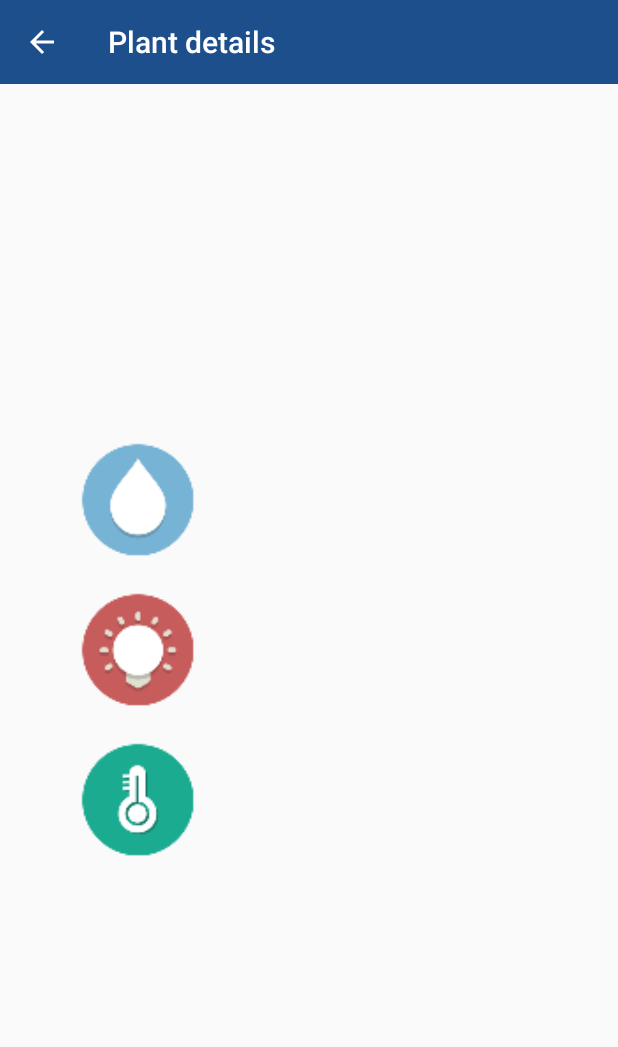
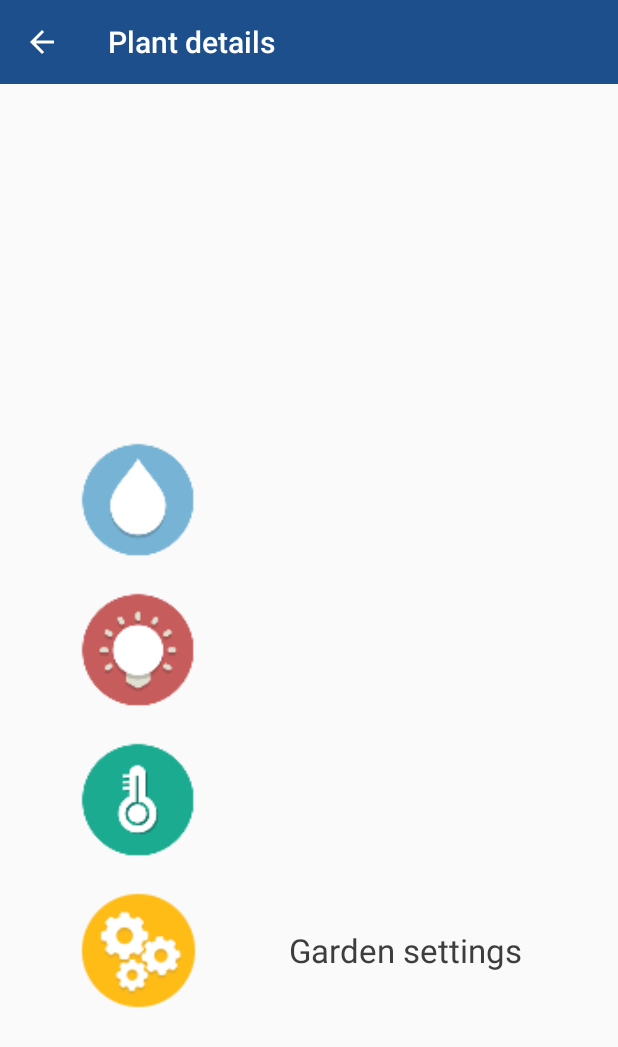
Before and after one commit to nperic1/Botanico, an Android app: the screen it shows after launch (MainActivity), after a tap on "Tulips", on a phone screen of 412 x 824 dp. Shown: the top 1047 px of the screen. Run offline under Robolectric (Android 15) with nearby library versions, the phone set to English and light mode, and no system bars; our stand-ins replace ButterKnife, Firebase (no records; nobody signed in at launch, a user with empty details on screens opened directly), Picasso; 3 statements that could not run were skipped.

Commit message:
Kreiraj i dodaj ikonu za postavke vrta te omogući scrolanje na ekranu prikaza vrta
Na plant_details fragment je dodana ikona za postavke vrta te je omogućeno scrolanje

```diff
--- a/app/src/main/res/layout/plant_details_fragment.xml
+++ b/app/src/main/res/layout/plant_details_fragment.xml
@@ -18,6 +18,15 @@
             android:padding="10dp"
             android:orientation="vertical">
 
+
+            <ScrollView
+                android:layout_width="match_parent"
+                android:layout_height="match_parent">
+
+                <LinearLayout
+                    android:layout_width="match_parent"
+                    android:layout_height="wrap_content"
+                    android:orientation="vertical">
 
                     <ImageView
                         android:layout_width="fill_parent"
@@ -53,8 +62,6 @@
                             android:gravity="center"
                             style="@style/GardenViewDataText"
                             />
-
-
                     </LinearLayout>
 
                     <LinearLayout
@@ -83,7 +90,6 @@
                             style="@style/GardenViewDataText"
                             />
 
-
                     </LinearLayout>
 
                     <LinearLayout
@@ -111,8 +117,38 @@
                             android:gravity="center"
                             style="@style/GardenViewDataText"
                             />
+                    </LinearLayout>
+
+                    <LinearLayout
+                        android:layout_width="match_parent"
+                        android:layout_height="100dp"
+                        android:orientation="horizontal"
+                        android:paddingTop="15dp"
+                        >
+
+                        <ImageButton
+                            android:layout_width="0dp"
+                            android:layout_weight="1"
+                            android:layout_height="fill_parent"
+                            android:scaleType="fitStart"
+                            android:layout_marginLeft="40dp"
+                            android:id="@+id/garden_settings_icon"
+                            android:src="@mipmap/ic_garden_settings"
+                            android:background="@null"
+                            />
+                        <TextView
+                            android:id="@+id/garden_settings_text"
+                            android:layout_width="0dp"
+                            android:layout_height="fill_parent"
+                            android:layout_weight="3"
+                            android:text="Garden settings"
+                            android:gravity="center"
+                            style="@style/GardenViewDataText"
+                            />
+                    </LinearLayout>
 
                 </LinearLayout>
+            </ScrollView>
 
         </LinearLayout>
     </FrameLayout>
```
Also changed, not shown: app/src/main/ic_garden_settings-web.png (added), app/src/main/res/mipmap-hdpi/ic_garden_settings.png (added), app/src/main/res/mipmap-mdpi/ic_garden_settings.png (added), app/src/main/res/mipmap-xhdpi/ic_garden_settings.png (added), app/src/main/res/mipmap-xxhdpi/ic_garden_settings.png (added), app/src/main/res/mipmap-xxxhdpi/ic_garden_settings.png (added). Lines whose indentation alone changed are shown as unchanged.
